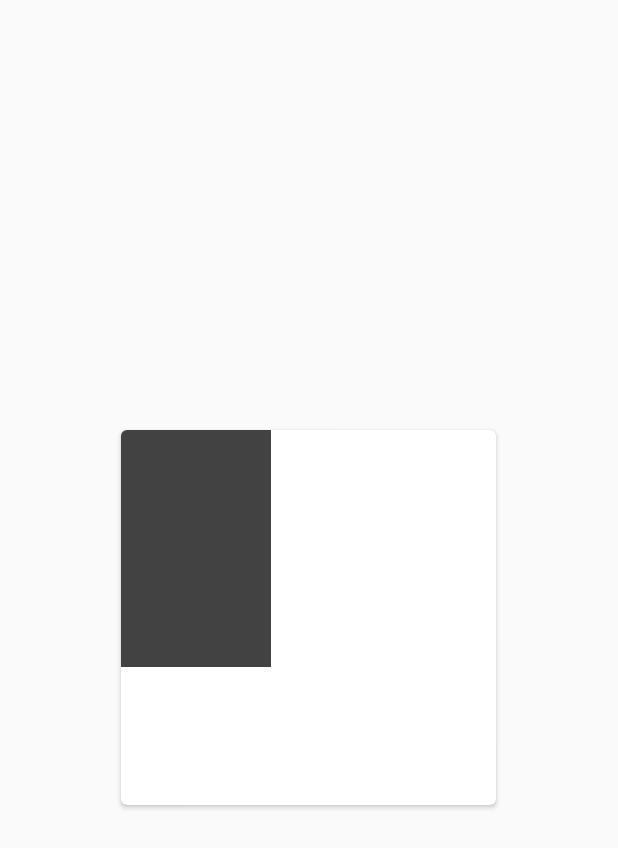
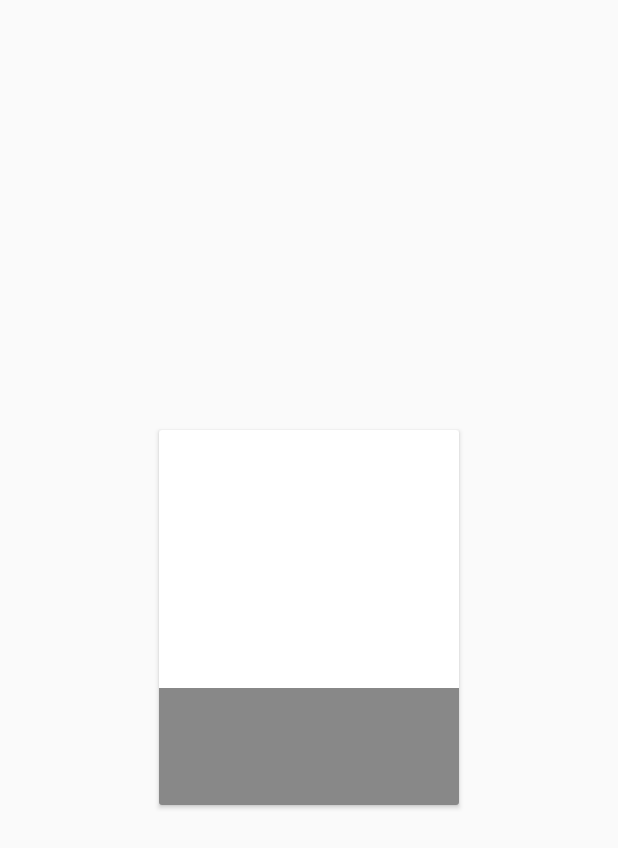
Before and after one commit to Zuhair-Kj/TMDB, an Android app: the layout list_item_media.xml on its own in the app's theme, with its tools: preview values and no code run, on a phone screen of 412 x 824 dp. Shown: the top 848 px of the screen. Run offline under Robolectric (Android 15) with nearby library versions, the phone set to English and light mode, and no system bars; network calls fail.

```diff
--- a/app/src/main/java/com/movies/careem/tmdb/app/core/api/ApiEngine.kt
+++ b/app/src/main/java/com/movies/careem/tmdb/app/core/api/ApiEngine.kt
@@ -10,5 +10,5 @@ import javax.inject.Inject
 class ApiEngine @Inject constructor(val remoteClient: RemoteClient) {
     fun getGuestToken(): Single<GuestSession> = remoteClient.createGuestSession(Config.apiKey)
 
-    fun getMovies(): Single<MovieCollection> = remoteClient.getMovies(Config.apiKey)
+    fun getMovies(pageNumber: Int): Single<MovieCollection> = remoteClient.getMovies(pageNumber, Config.apiKey)
 }
--- a/app/src/main/java/com/movies/careem/tmdb/app/core/api/calls/BaseApiCall.kt
+++ b/app/src/main/java/com/movies/careem/tmdb/app/core/api/calls/BaseApiCall.kt
@@ -30,4 +30,6 @@ abstract class BaseApiCall<T> constructor(val apiEngine: ApiEngine,
                     .observeOn(observeOn)
         }
     }
+
+    fun unsubscribe() = compositeObserver.dispose()
 }
--- a/app/src/main/java/com/movies/careem/tmdb/app/core/api/calls/DiscoveryCall.kt
+++ b/app/src/main/java/com/movies/careem/tmdb/app/core/api/calls/DiscoveryCall.kt
@@ -7,5 +7,7 @@ import javax.inject.Inject
 
 class DiscoveryCall @Inject constructor(apiEngine: ApiEngine): BaseApiCall<MovieCollection>(apiEngine) {
 
-    override fun buildObservable(): Observable<MovieCollection> = apiEngine.getMovies().toObservable()
+    var pageNumber = 1
+
+    override fun buildObservable(): Observable<MovieCollection> = apiEngine.getMovies(pageNumber).toObservable()
 }
--- a/app/src/main/java/com/movies/careem/tmdb/app/view/adapters/MoviesAdapter.kt
+++ b/app/src/main/java/com/movies/careem/tmdb/app/view/adapters/MoviesAdapter.kt
@@ -9,7 +9,7 @@ import com.movies.careem.tmdb.R
 import com.movies.careem.tmdb.app.model.MovieMetaData
 import com.movies.careem.tmdb.databinding.ListItemMediaBinding
 
-class MoviesAdapter constructor(val items: MutableList<MovieMetaData>) : RecyclerView.Adapter<MoviesAdapter.MovieViewHolder>() {
+class MoviesAdapter constructor(val items: MutableList<MovieMetaData>, var nextPageNumber: Int = 1) : RecyclerView.Adapter<MoviesAdapter.MovieViewHolder>() {
 
     override fun onBindViewHolder(holder: MovieViewHolder, position: Int) {
         holder.populateCard(items.get(position))
--- a/app/src/main/res/layout/list_item_media.xml
+++ b/app/src/main/res/layout/list_item_media.xml
@@ -1,48 +1,65 @@
 <?xml version="1.0" encoding="utf-8"?>
 <layout xmlns:android="http://schemas.android.com/apk/res/android"
+    xmlns:bind="http://schemas.android.com/apk/res-auto"
     xmlns:card_view="http://schemas.android.com/apk/res-auto"
-    xmlns:bind="http://schemas.android.com/apk/res-auto">
+    xmlns:app="http://schemas.android.com/apk/res-auto">
+
     <data>
+
         <import type="com.movies.careem.tmdb.app.model.MovieMetaData" />
-        <variable name="movie" type="MovieMetaData" />
+
+        <variable
+            name="movie"
+            type="MovieMetaData" />
     </data>
 
     <android.support.v7.widget.CardView
         android:id="@+id/card_view"
-        android:layout_width="250dp"
-        android:layout_height="250dp"
-        android:layout_gravity="center"
-        card_view:cardCornerRadius="4dp">
+        android:layout_width="@dimen/card_view_width"
+        android:layout_height="@dimen/card_view_height"
+        android:layout_gravity="center">
+
+        <FrameLayout
+            android:layout_width="match_parent"
+            android:layout_height="match_parent">
+
+            <ImageView
+                android:id="@+id/image"
+                android:layout_width="match_parent"
+                android:layout_height="match_parent"
+                android:scaleType="centerCrop"
+                bind:imageUrl="@{movie.imageUrl}" />
 
             <LinearLayout
-            android:layout_width="wrap_content"
+                android:background="@color/colorShadeGray"
+                android:gravity="start"
+                android:orientation="vertical"
+                android:layout_width="match_parent"
                 android:layout_height="wrap_content"
-            android:orientation="vertical"
-            android:background="@color/cardview_dark_background">
+                android:padding="@dimen/padding_medium"
+                android:layout_gravity="bottom">
 
                 <TextView
                     android:id="@+id/title"
                     android:layout_width="wrap_content"
                     android:layout_height="wrap_content"
-                android:text="@{movie.title}" />
+                    android:text="@{movie.title}"
+                    style="@style/thumbnail_white" />
 
                 <TextView
                     android:id="@+id/rating"
                     android:layout_width="wrap_content"
                     android:layout_height="wrap_content"
-                android:text="@{Float.toString(movie.votes)}" />
+                    android:text="@{Float.toString(movie.votes)}"
+                    style="@style/thumbnail_white" />
 
                 <TextView
                     android:id="@+id/adult"
                     android:layout_width="wrap_content"
-                android:layout_height="wrap_content" />
+                    android:layout_height="wrap_content"
+                    style="@style/thumbnail_white" />
+            </LinearLayout>
 
-            <ImageView
-                android:id="@+id/image"
-                android:layout_width="100dp"
-                android:layout_height="100dp"
-                bind:imageUrl="@{movie.imageUrl}"/>
-
-        </LinearLayout>
+        </FrameLayout>
     </android.support.v7.widget.CardView>
 </layout>
--- a/app/src/main/res/values/colors.xml
+++ b/app/src/main/res/values/colors.xml
@@ -1,6 +1,8 @@
 <?xml version="1.0" encoding="utf-8"?>
 <resources>
-    <color name="colorPrimary">#3F51B5</color>
-    <color name="colorPrimaryDark">#303F9F</color>
-    <color name="colorAccent">#FF4081</color>
+    <color name="colorPrimary">#AA0000</color>
+    <color name="colorPrimaryDark">#990000</color>
+    <color name="colorAccent">#26A080</color>
+    <color name="colorShadeGray">#77000000</color>
+    <color name="colorBackground">#464646</color>
 </resources>
--- /dev/null
+++ b/app/src/main/res/values/dimen.xml
@@ -0,0 +1,7 @@
+<?xml version="1.0" encoding="utf-8"?>
+<resources>
+    <dimen name="card_view_height">250dp</dimen>
+    <dimen name="card_view_width">200dp</dimen>
+    <dimen name="font_size_medium">14sp</dimen>
+    <dimen name="padding_medium">10dp</dimen>
+</resources>
--- a/app/src/main/res/values/strings.xml
+++ b/app/src/main/res/values/strings.xml
@@ -1,4 +1,6 @@
 <resources>
     <string name="app_name">TMDB</string>
     <string name="adult_safe">Family safe</string>
+    <string name="signing_in">Signing In As a Guest</string>
+    <string name="welcome">Signed In as a guest</string>
 </resources>
--- a/app/src/main/res/values/styles.xml
+++ b/app/src/main/res/values/styles.xml
@@ -6,4 +6,9 @@
         <item name="colorAccent">@color/colorAccent</item>
     </style>
 
+    <style name="thumbnail_white">
+        <item name="android:textColor">@android:color/white</item>
+        <item name="android:textSize">@dimen/font_size_medium</item>
+    </style>
+
 </resources>
```
Also changed, not shown: app/src/main/AndroidManifest.xml (+6 -2 lines), app/src/main/java/com/movies/careem/tmdb/app/core/api/RemoteClient.kt (+5 -3 lines), app/src/main/java/com/movies/careem/tmdb/app/view/DiscoveryActivity.kt (+24 -3 lines), app/src/main/java/com/movies/careem/tmdb/app/view/LoginActivity.kt (+7 -4 lines), app/src/main/res/layout/activity_login.xml (+4 -3 lines), app/src/main/res/values/integers.xml (renamed from app/src/main/res/values/dimens.xml). Lines whose indentation alone changed are shown as unchanged.
